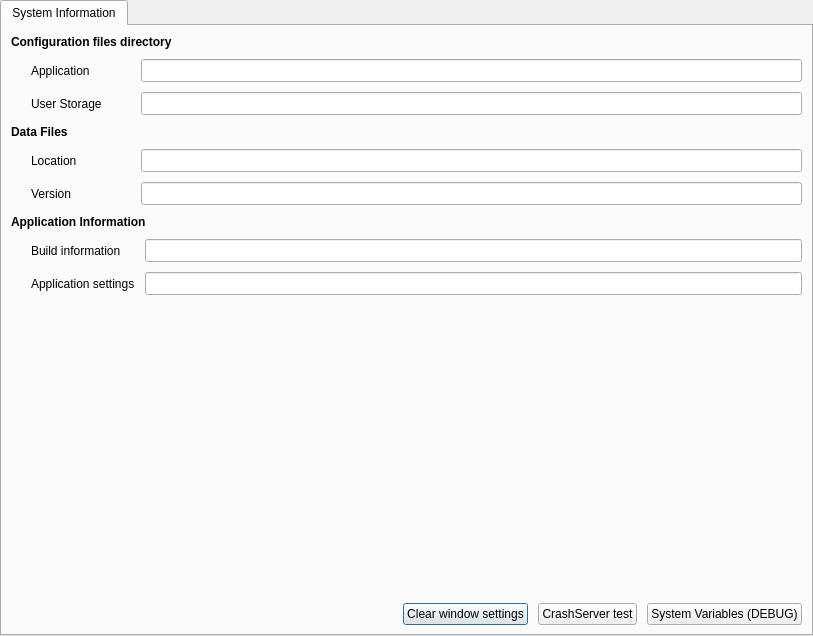
Old version of the form src/Gui/Configuration/dialogConfigurationSystemInfo.ui in the repository Atlantic18/skipper-translation.
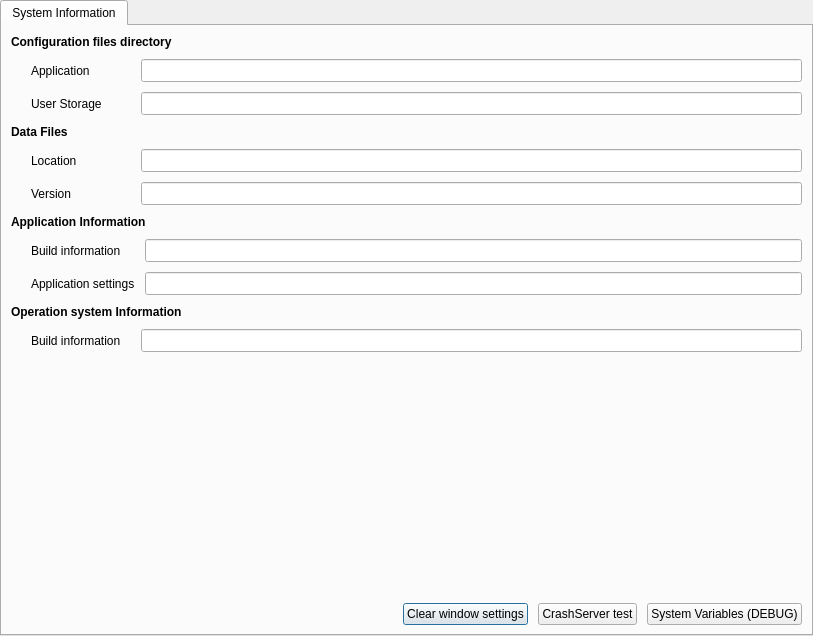
New version of the form.

What changed in the file:
```diff
--- a/src/Gui/Configuration/dialogConfigurationSystemInfo.ui
+++ b/src/Gui/Configuration/dialogConfigurationSystemInfo.ui
@@ -237,6 +237,55 @@
          </item>
         </layout>
        </item>
+       <item>
+        <widget class="QLabel" name="labelOsIdentfication">
+         <property name="font">
+          <font>
+           <weight>75</weight>
+           <bold>true</bold>
+          </font>
+         </property>
+         <property name="text">
+          <string>Operation system Information</string>
+         </property>
+        </widget>
+       </item>
+       <item>
+        <layout class="QGridLayout" name="gridLayout_4">
+         <property name="leftMargin">
+          <number>20</number>
+         </property>
+         <property name="spacing">
+          <number>10</number>
+         </property>
+         <item row="0" column="2">
+          <widget class="QLineEdit" name="editOsInfo">
+           <property name="minimumSize">
+            <size>
+             <width>0</width>
+             <height>23</height>
+            </size>
+           </property>
+           <property name="readOnly">
+            <bool>true</bool>
+           </property>
+          </widget>
+         </item>
+         <item row="0" column="0">
+          <widget class="QLabel" name="labelOsInfo">
+           <property name="minimumSize">
+            <size>
+             <width>100</width>
+             <height>0</height>
+            </size>
+           </property>
+           <property name="text">
+            <string>Build information</string>
+           </property>
+          </widget>
+         </item>
+        </layout>
+       </item>
        <item>
         <spacer name="verticalSpacer">
          <property name="orientation">
```
Left out of the diff: 13 changed lines with no effect on the pictures.
